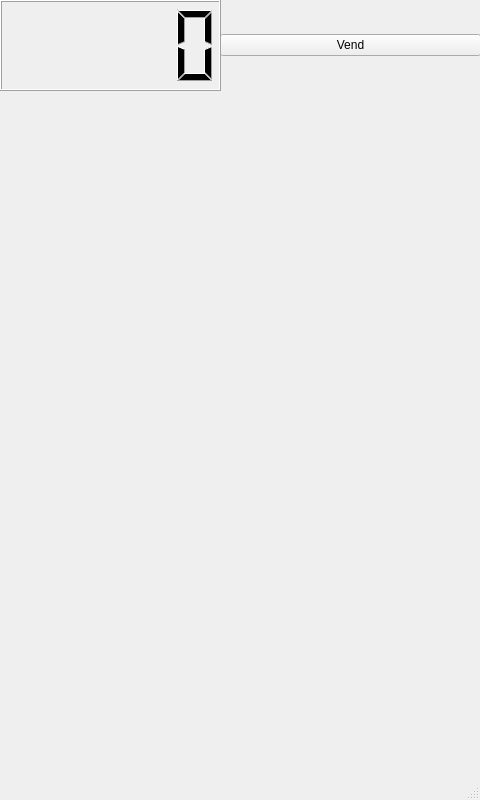
This is umati/UmatiMainView.ui in kheimerl/umati as Qt 5 draws it before an edit. The edited form follows.
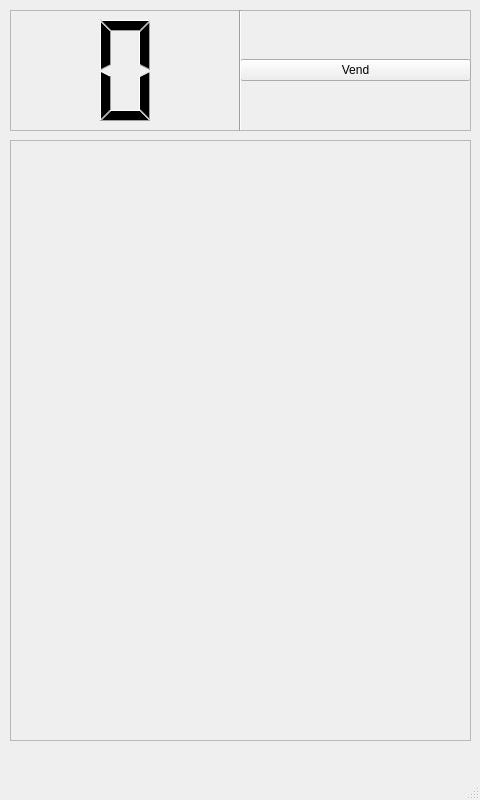
This is the edited form.

Patch:
```diff
--- a/umati/UmatiMainView.ui
+++ b/umati/UmatiMainView.ui
@@ -20,13 +20,28 @@
    <string>MainWindow</string>
   </property>
   <widget class="QWidget" name="centralwidget">
+   <widget class="QFrame" name="frame">
+    <property name="geometry">
+     <rect>
+      <x>10</x>
+      <y>10</y>
+      <width>461</width>
+      <height>121</height>
+     </rect>
+    </property>
+    <property name="frameShape">
+     <enum>QFrame::StyledPanel</enum>
+    </property>
+    <property name="frameShadow">
+     <enum>QFrame::Raised</enum>
+    </property>
    <widget class="QWidget" name="gridLayoutWidget">
     <property name="geometry">
      <rect>
-      <x>220</x>
+       <x>230</x>
       <y>0</y>
-      <width>261</width>
-      <height>91</height>
+       <width>231</width>
+       <height>121</height>
      </rect>
     </property>
     <layout class="QGridLayout" name="gridLayout">
@@ -44,9 +59,51 @@
      <rect>
       <x>0</x>
       <y>0</y>
-      <width>221</width>
-      <height>91</height>
-     </rect>
+       <width>231</width>
+       <height>121</height>
+      </rect>
+     </property>
+     <property name="layoutDirection">
+      <enum>Qt::RightToLeft</enum>
+     </property>
+     <property name="frameShadow">
+      <enum>QFrame::Plain</enum>
+     </property>
+     <property name="lineWidth">
+      <number>0</number>
+     </property>
+     <property name="numDigits">
+      <number>1</number>
+     </property>
+    </widget>
+    <widget class="Line" name="line">
+     <property name="geometry">
+      <rect>
+       <x>220</x>
+       <y>0</y>
+       <width>20</width>
+       <height>121</height>
+      </rect>
+     </property>
+     <property name="orientation">
+      <enum>Qt::Vertical</enum>
+     </property>
+    </widget>
+   </widget>
+   <widget class="QFrame" name="BodyFrame">
+    <property name="geometry">
+     <rect>
+      <x>10</x>
+      <y>140</y>
+      <width>461</width>
+      <height>601</height>
+     </rect>
+    </property>
+    <property name="frameShape">
+     <enum>QFrame::StyledPanel</enum>
+    </property>
+    <property name="frameShadow">
+     <enum>QFrame::Raised</enum>
     </property>
    </widget>
   </widget>
```
Lines whose indentation alone changed are shown as unchanged.
